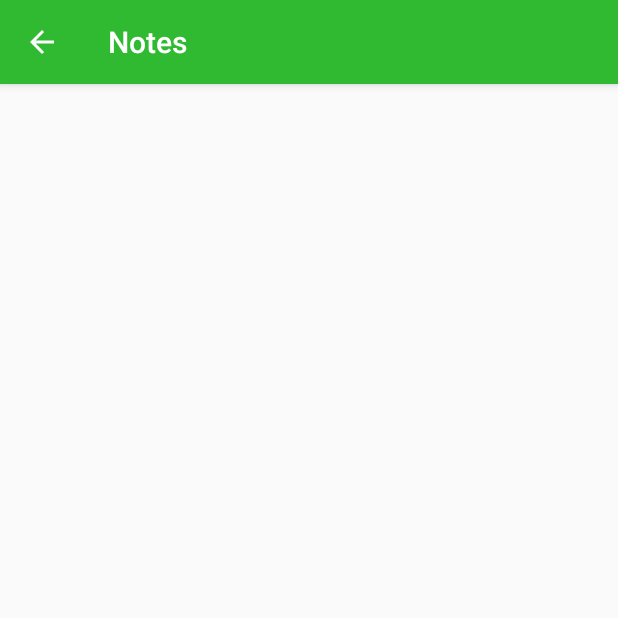
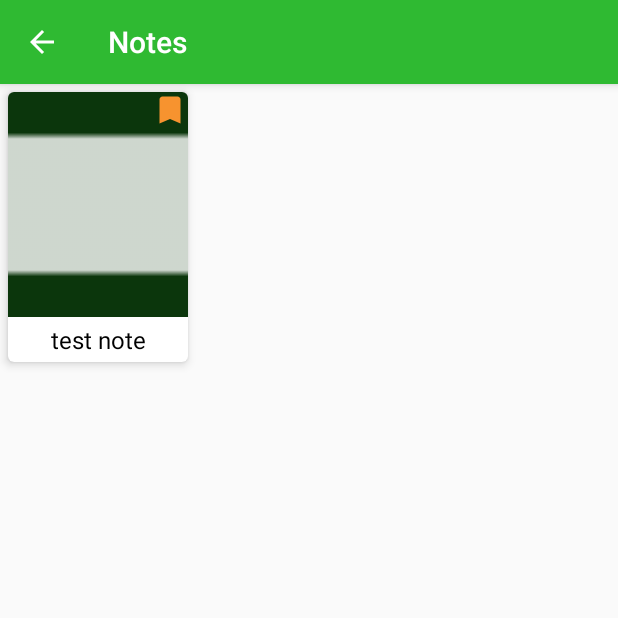
Before and after one commit to jonburleson/UtilityBelt, an Android app: the NotesActivity screen opened directly, with no data from a screen before it, on a phone screen of 412 x 824 dp, the top half of it. Run offline under Robolectric (Android 15) with nearby library versions, the phone set to English and light mode, and no system bars.

Commit message:
Created basic notes RecyclerView

```diff
--- /dev/null
+++ b/app/src/main/java/com/jonburleson/utilitybelt/Note.java
@@ -0,0 +1,51 @@
+package com.jonburleson.utilitybelt;
+
+public class Note {
+
+    private String Title;
+    private String Content;
+    private int Thumbnail;
+    private boolean Flagged;
+
+    public Note() {
+    }
+
+    public Note(String title, String content, int thumbnail, boolean flagged) {
+        Title = title;
+        Content = content;
+        Thumbnail = thumbnail;
+        Flagged = flagged;
+    }
+
+    public String getTitle() {
+        return Title;
+    }
+
+    public void setTitle(String title) {
+        Title = title;
+    }
+
+    public String getContent() {
+        return Content;
+    }
+
+    public void setContent(String content) {
+        Content = content;
+    }
+
+    public int getThumbnail() {
+        return Thumbnail;
+    }
+
+    public void setThumbnail(int thumbnail) {
+        Thumbnail = thumbnail;
+    }
+
+    public boolean isFlagged() {
+        return Flagged;
+    }
+
+    public void setFlagged(boolean flagged) {
+        Flagged = flagged;
+    }
+}
--- a/app/src/main/java/com/jonburleson/utilitybelt/NotesActivity.java
+++ b/app/src/main/java/com/jonburleson/utilitybelt/NotesActivity.java
@@ -1,14 +1,29 @@
 package com.jonburleson.utilitybelt;
 
 import androidx.appcompat.app.AppCompatActivity;
+import androidx.recyclerview.widget.GridLayoutManager;
+import androidx.recyclerview.widget.RecyclerView;
 
 import android.os.Bundle;
 
+import java.util.ArrayList;
+import java.util.List;
+
 public class NotesActivity extends AppCompatActivity {
+
+    List<Note> Notes;
 
     @Override
     protected void onCreate(Bundle savedInstanceState) {
         super.onCreate(savedInstanceState);
         setContentView(R.layout.activity_notes);
+
+        Notes = new ArrayList<>();
+        Notes.add(new Note("test note","Lorem ipsum", R.drawable.ic_empty_thumbnail,true));
+
+        RecyclerView rView = (RecyclerView)findViewById(R.id.recycler_view);
+        RecyclerViewAdapter rAdapter = new RecyclerViewAdapter(this, Notes);
+        rView.setLayoutManager(new GridLayoutManager(this, 3));
+        rView.setAdapter(rAdapter);
     }
 }
--- /dev/null
+++ b/app/src/main/java/com/jonburleson/utilitybelt/RecyclerViewAdapter.java
@@ -0,0 +1,63 @@
+package com.jonburleson.utilitybelt;
+
+import android.content.Context;
+import android.view.LayoutInflater;
+import android.view.View;
+import android.view.ViewGroup;
+import android.widget.ImageView;
+import android.widget.TextView;
+
+import androidx.recyclerview.widget.RecyclerView;
+
+import java.util.List;
+
+public class RecyclerViewAdapter extends RecyclerView.Adapter<RecyclerViewAdapter.ViewHolder> {
+
+    private Context context;
+    private List<Note> data;
+
+    public RecyclerViewAdapter(Context context, List<Note> data) {
+        this.context = context;
+        this.data = data;
+    }
+
+    @Override
+    public ViewHolder onCreateViewHolder(ViewGroup parent, int viewType) {
+        View view;
+        LayoutInflater inflater = LayoutInflater.from(context);
+        view = inflater.inflate(R.layout.cardview_notes,parent,false);
+        return new ViewHolder(view);
+    }
+
+    @Override
+    public void onBindViewHolder(ViewHolder holder, int position) {
+        holder.noteTitle.setText(data.get(position).getTitle());
+        holder.noteThumbnail.setImageResource(data.get(position).getThumbnail());
+
+        if(data.get(position).isFlagged()) {
+            holder.noteBookmark.setVisibility(View.VISIBLE);
+        } else {
+            holder.noteBookmark.setVisibility(View.GONE);
+        }
+    }
+
+    @Override
+    public int getItemCount() {
+        return data.size();
+    }
+
+    public static class ViewHolder extends RecyclerView.ViewHolder {
+        TextView noteTitle;
+        ImageView noteThumbnail;
+        ImageView noteBookmark;
+
+        public ViewHolder(View itemView) {
+            super(itemView);
+
+            noteTitle = (TextView)itemView.findViewById(R.id.note_title);
+            noteThumbnail = (ImageView)itemView.findViewById(R.id.note_img);
+            noteBookmark = (ImageView)itemView.findViewById(R.id.bookmark);
+        }
+    }
+
+}
--- /dev/null
+++ b/app/src/main/res/drawable/ic_bookmark_black_24dp.xml
@@ -0,0 +1,9 @@
+<vector xmlns:android="http://schemas.android.com/apk/res/android"
+        android:width="24dp"
+        android:height="24dp"
+        android:viewportWidth="24.0"
+        android:viewportHeight="24.0">
+    <path
+        android:fillColor="#FF000000"
+        android:pathData="M17,3H7c-1.1,0 -1.99,0.9 -1.99,2L5,21l7,-3 7,3V5c0,-1.1 -0.9,-2 -2,-2z"/>
+</vector>
--- a/app/src/main/res/layout/activity_notes.xml
+++ b/app/src/main/res/layout/activity_notes.xml
@@ -1,9 +1,30 @@
 <?xml version="1.0" encoding="utf-8"?>
-<androidx.constraintlayout.widget.ConstraintLayout xmlns:android="http://schemas.android.com/apk/res/android"
+<LinearLayout xmlns:android="http://schemas.android.com/apk/res/android"
     xmlns:app="http://schemas.android.com/apk/res-auto"
     xmlns:tools="http://schemas.android.com/tools"
     android:layout_width="match_parent"
     android:layout_height="match_parent"
     tools:context=".NotesActivity">
 
-</androidx.constraintlayout.widget.ConstraintLayout>
+    <androidx.recyclerview.widget.RecyclerView
+        android:id="@+id/recycler_view"
+        android:layout_width="match_parent"
+        android:layout_height="match_parent">
+
+    </androidx.recyclerview.widget.RecyclerView>
+
+    <!--
+    <GridLayout
+        android:layout_width="match_parent"
+        android:layout_height="match_parent"
+        android:layout_weight="8"
+        android:alignmentMode="alignMargins"
+        android:columnCount="2"
+        android:columnOrderPreserved="false"
+        android:padding="14dp"
+        android:rowCount="3">
+
+    </GridLayout>
+    -->
+
+</LinearLayout>
--- /dev/null
+++ b/app/src/main/res/layout/cardview_notes.xml
@@ -0,0 +1,47 @@
+<?xml version="1.0" encoding="utf-8"?>
+<androidx.cardview.widget.CardView
+    xmlns:android="http://schemas.android.com/apk/res/android"
+    xmlns:app="http://schemas.android.com/apk/res-auto"
+    android:layout_width="120dp"
+    android:layout_height="180dp"
+    android:layout_margin="5dp"
+    android:clickable="true"
+    android:focusable="true"
+    android:foreground="?android:attr/selectableItemBackground"
+    app:cardCornerRadius="4dp"
+    app:cardElevation="4dp">
+
+    <LinearLayout
+        android:layout_width="match_parent"
+        android:layout_height="match_parent"
+        android:orientation="vertical">
+
+        <ImageView
+            android:id="@+id/note_img"
+            android:layout_width="match_parent"
+            android:layout_height="150dp"
+            android:scaleType="centerCrop"
+            android:contentDescription="@string/notes_cardview"
+            android:background="@color/colorPrimaryDark"/>
+
+        <TextView
+            android:id="@+id/note_title"
+            android:layout_width="match_parent"
+            android:layout_height="30dp"
+            android:gravity="center"
+            android:text="@string/note_title"
+            android:textSize="16sp"
+            android:textColor="@color/colorText"/>
+
+    </LinearLayout>
+
+    <ImageView
+        android:id="@+id/bookmark"
+        android:layout_width="wrap_content"
+        android:layout_height="wrap_content"
+        android:src="@drawable/ic_bookmark_black_24dp"
+        android:tint="@color/colorAccent"
+        android:contentDescription="@string/bookmark_flag"
+        android:layout_gravity="top|end"/>
+
+</androidx.cardview.widget.CardView>
--- a/app/src/main/res/layout/content_main.xml
+++ b/app/src/main/res/layout/content_main.xml
@@ -65,6 +65,8 @@
                     android:layout_width="wrap_content"
                     android:layout_height="wrap_content"
                     android:text="@string/flash_cards"
+                    android:textSize="16sp"
+                    android:textColor="@color/colorText"
                     android:textAlignment="center" />
 
             </LinearLayout>
@@ -99,6 +101,8 @@
                     android:layout_width="wrap_content"
                     android:layout_height="wrap_content"
                     android:text="@string/notes"
+                    android:textSize="16sp"
+                    android:textColor="@color/colorText"
                     android:textAlignment="center" />
 
             </LinearLayout>
@@ -134,6 +138,8 @@
                     android:layout_width="wrap_content"
                     android:layout_height="wrap_content"
                     android:text="@string/calender"
+                    android:textSize="16sp"
+                    android:textColor="@color/colorText"
                     android:textAlignment="center" />
 
             </LinearLayout>
@@ -167,6 +173,8 @@
                     android:layout_width="wrap_content"
                     android:layout_height="wrap_content"
                     android:text="@string/to_do_list"
+                    android:textSize="16sp"
+                    android:textColor="@color/colorText"
                     android:textAlignment="center" />
 
             </LinearLayout>
@@ -202,6 +210,8 @@
                     android:layout_width="wrap_content"
                     android:layout_height="wrap_content"
                     android:text="@string/iou"
+                    android:textSize="16sp"
+                    android:textColor="@color/colorText"
                     android:textAlignment="center" />
 
             </LinearLayout>
@@ -235,6 +245,8 @@
                     android:layout_width="wrap_content"
                     android:layout_height="wrap_content"
                     android:text="@string/travel"
+                    android:textSize="16sp"
+                    android:textColor="@color/colorText"
                     android:textAlignment="center" />
 
             </LinearLayout>
--- a/app/src/main/res/values/strings.xml
+++ b/app/src/main/res/values/strings.xml
@@ -53,4 +53,7 @@
     <string name="pref_dark_mode">Dark mode</string>
     <string name="pref_notifications">Notifications</string>
     <string name="icn_settings">Settings button</string>
+    <string name="notes_cardview">Notes cardview</string>
+    <string name="note_title">Note Title</string>
+    <string name="bookmark_flag">bookmark flag</string>
 </resources>
```
Also changed, not shown: app/src/main/res/drawable-hdpi/ic_empty_thumbnail.png (added), app/src/main/res/drawable-mdpi/ic_empty_thumbnail.png (added), app/src/main/res/drawable-xhdpi/ic_empty_thumbnail.png (added), app/src/main/res/drawable-xxhdpi/ic_empty_thumbnail.png (added), app/src/main/res/drawable-xxxhdpi/ic_empty_thumbnail.png (added).
